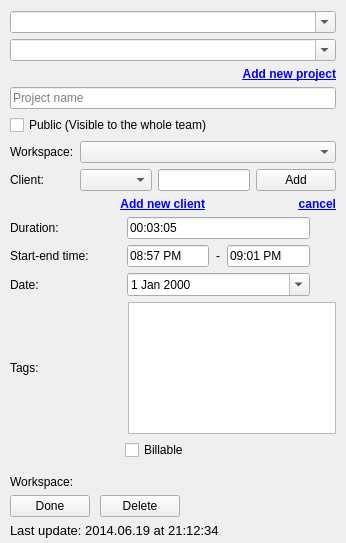
This is src/ui/linux/TogglDesktop/timeentryeditorwidget.ui in toggl-open-source/toggldesktop as Qt 5 draws it before an edit. The edited form follows.
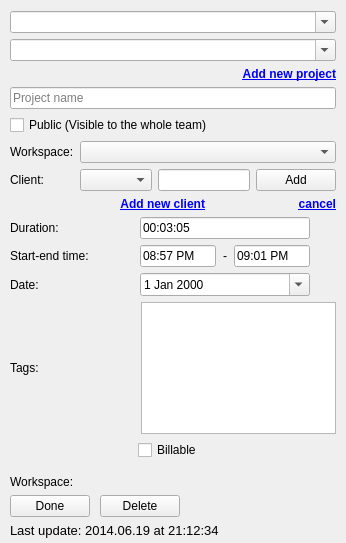
This is the edited form.

Commit message: Fixed edit form for Hi DPI (linux)

What changed in the file:
```diff
--- a/src/ui/linux/TogglDesktop/timeentryeditorwidget.ui
+++ b/src/ui/linux/TogglDesktop/timeentryeditorwidget.ui
@@ -342,13 +342,13 @@
           <widget class="QLabel" name="label_6">
            <property name="minimumSize">
             <size>
-             <width>117</width>
+             <width>130</width>
              <height>0</height>
             </size>
            </property>
            <property name="maximumSize">
             <size>
-             <width>117</width>
+             <width>130</width>
              <height>16777215</height>
             </size>
            </property>
@@ -418,13 +418,13 @@
           <widget class="QLabel" name="label_8">
            <property name="minimumSize">
             <size>
-             <width>117</width>
+             <width>130</width>
              <height>0</height>
             </size>
            </property>
            <property name="maximumSize">
             <size>
-             <width>117</width>
+             <width>130</width>
              <height>16777215</height>
             </size>
            </property>
@@ -471,13 +471,13 @@
           <widget class="QLabel" name="label_5">
            <property name="minimumSize">
             <size>
-             <width>117</width>
+             <width>130</width>
              <height>0</height>
             </size>
            </property>
            <property name="maximumSize">
             <size>
-             <width>117</width>
+             <width>130</width>
              <height>16777215</height>
             </size>
            </property>
@@ -521,7 +521,7 @@
        <widget class="QLabel" name="label_3">
         <property name="minimumSize">
          <size>
-          <width>103</width>
+          <width>116</width>
           <height>0</height>
          </size>
         </property>
@@ -564,7 +564,7 @@
         </property>
         <property name="sizeHint" stdset="0">
          <size>
-          <width>115</width>
+          <width>128</width>
           <height>20</height>
          </size>
         </property>
@@ -586,13 +586,13 @@
       <widget class="QLabel" name="label_2">
        <property name="minimumSize">
         <size>
-         <width>117</width>
+         <width>125</width>
          <height>0</height>
         </size>
        </property>
        <property name="maximumSize">
         <size>
-         <width>117</width>
+         <width>125</width>
          <height>16777215</height>
         </size>
        </property>
```
